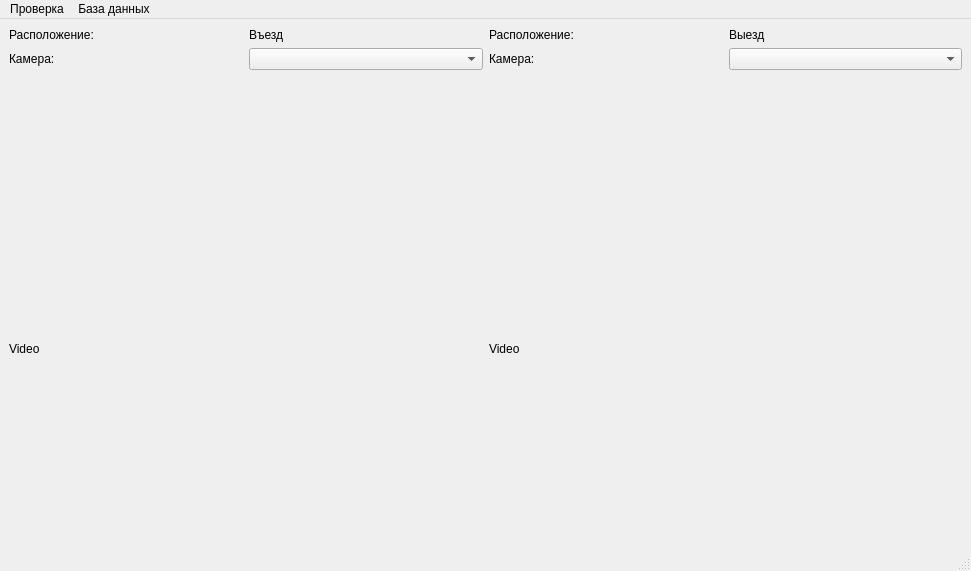
Above: main.ui from Dmitriev8822/checkpoint_control before the change. Below: the same form after it.
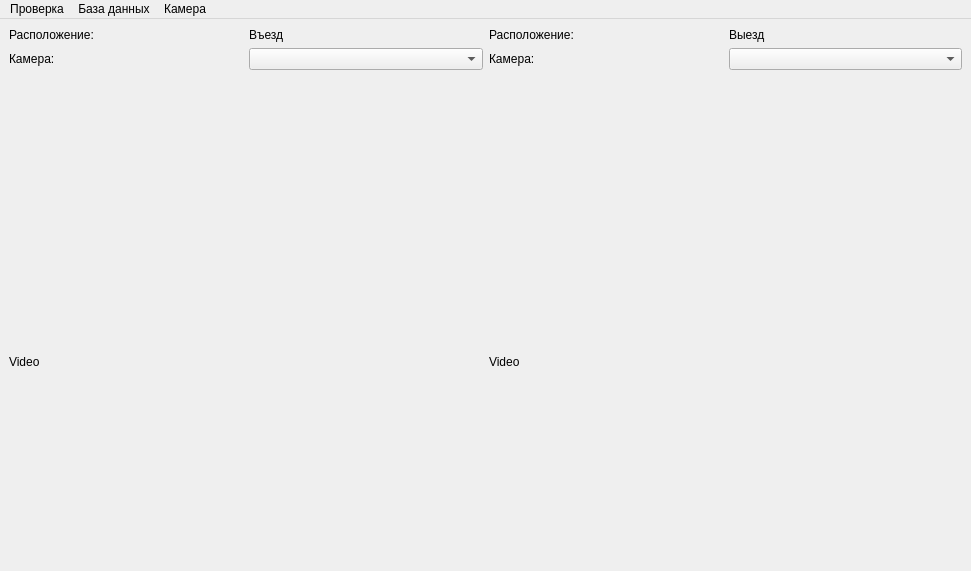
That is the form after the change. Icons and pictures are not drawn.

Commit message: Work version. Friday morning

Diff of the .ui file:
```diff
--- a/main.ui
+++ b/main.ui
@@ -159,7 +159,6 @@
     </item>
    </layout>
   </widget>
-  <widget class="QStatusBar" name="statusbar"/>
   <widget class="QMenuBar" name="menubar">
    <property name="geometry">
     <rect>
@@ -181,8 +180,15 @@
     </property>
     <addaction name="action"/>
    </widget>
+   <widget class="QMenu" name="menu_3">
+    <property name="title">
+     <string>Камера</string>
+    </property>
+    <addaction name="action_2"/>
+   </widget>
    <addaction name="menu"/>
    <addaction name="menu_2"/>
+   <addaction name="menu_3"/>
   </widget>
   <action name="actionImage">
    <property name="text">
```
Left out of the diff: 11 changed lines with no effect on the pictures. The commit also changes 2 other files.
